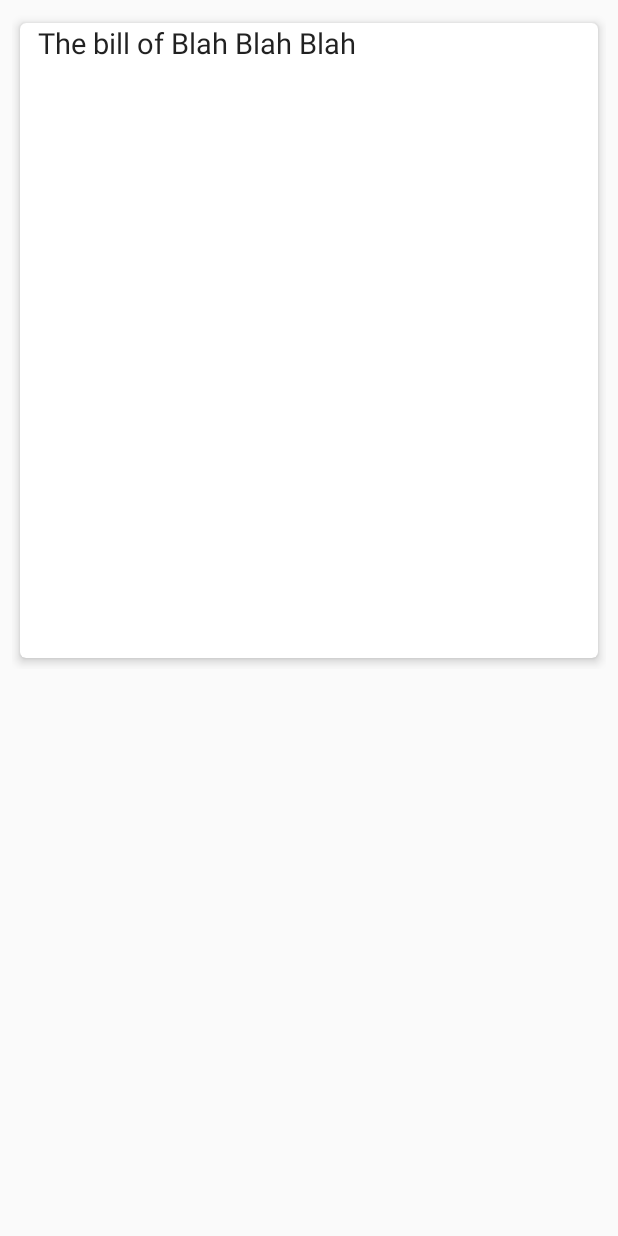
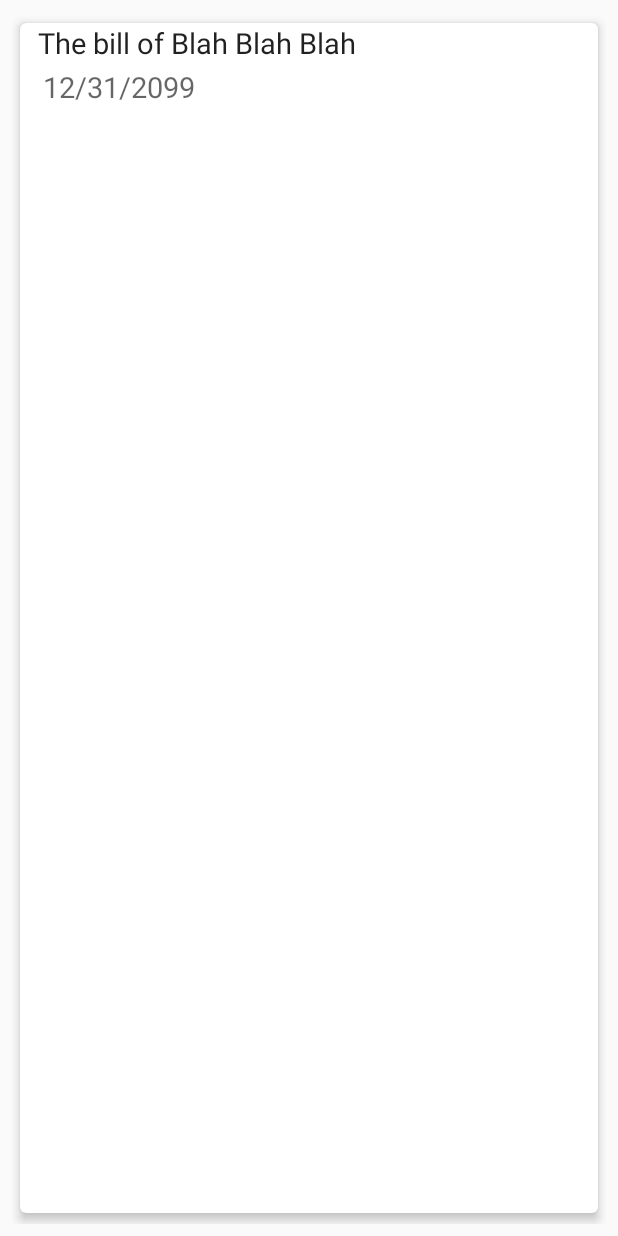
Before and after one commit to mazkatraz/PolitiTrak, an Android app: the layout bill_list_item.xml on its own in the app's theme, with its tools: preview values and no code run, on a phone screen of 412 x 824 dp. Run offline under Robolectric (Android 15) with nearby library versions, the phone set to English and light mode, and no system bars.

Commit message:
Added date to card views. Removed CircleView dependency.

```diff
--- a/app/build.gradle
+++ b/app/build.gradle
@@ -31,6 +31,5 @@ dependencies {
     compile 'com.github.mancj:MaterialSearchBar:0.7.5'
     compile 'com.squareup.picasso:picasso:2.5.2'
     compile 'com.android.support:design:25.4.0'
-    compile 'de.hdodenhof:circleimageview:2.2.0'
     testCompile 'junit:junit:4.12'
 }
--- a/app/src/main/java/com/myroom/wesna/polititrak/adapters/RecentBillAdapter.java
+++ b/app/src/main/java/com/myroom/wesna/polititrak/adapters/RecentBillAdapter.java
@@ -18,11 +18,8 @@ import com.squareup.picasso.Picasso;
 import org.json.JSONArray;
 import org.json.JSONException;
 import org.json.JSONObject;
-import org.w3c.dom.Text;
 
 import java.net.URL;
-
-import de.hdodenhof.circleimageview.CircleImageView;
 
 public class RecentBillAdapter extends RecyclerView.Adapter<RecentBillAdapter.BillItemViewHolder> implements AsyncResponse{
     private int numberOfItems = 0;
@@ -106,25 +103,17 @@ public class RecentBillAdapter extends RecyclerView.Adapter<RecentBillAdapter.Bi
     }
 
     class BillItemViewHolder extends RecyclerView.ViewHolder{
-//        ImageView memberCircleImageView;
         TextView billItemTitle;
         TextView billItemSponsor;
-//        TextView billItemIntroDate;
-//        CardView cardView;
+        TextView billItemIntroDate;
         ImageView profileImageVIew;
-//        TextView infoText;
 
         BillItemViewHolder(View itemView) {
             super(itemView);
-
-//            memberCircleImageView = (ImageView) itemView.findViewById(R.id.profile_image);
             billItemTitle = (TextView) itemView.findViewById(R.id.tv_bill_name);
             billItemSponsor = (TextView) itemView.findViewById(R.id.tv_bill_sponsor);
-//            billItemIntroDate = (TextView) itemView.findViewById(R.id.tv_bill_intro_date);
-
-//            cardView = (CardView) itemView.findViewById(R.id.card_view);
+            billItemIntroDate = (TextView) itemView.findViewById(R.id.tv_bill_intro_date);
             profileImageVIew = (ImageView) itemView.findViewById(R.id.profile_image);
-//            infoText = (TextView) itemView.findViewById(R.id.info_text);
         }
 
         void bind(JSONObject bill){
@@ -159,9 +148,7 @@ public class RecentBillAdapter extends RecyclerView.Adapter<RecentBillAdapter.Bi
 
             billItemTitle.setText(billTitle);
             billItemSponsor.setText(billSponsor);
-//            billItemIntroDate.setText(billIntroDate);
-
-//            infoText.setText(billTitle);
+            billItemIntroDate.setText(billIntroDate);
         }
     }
 }
--- a/app/src/main/res/layout/bill_list_item.xml
+++ b/app/src/main/res/layout/bill_list_item.xml
@@ -5,44 +5,6 @@
     android:layout_height="wrap_content"
     xmlns:app="http://schemas.android.com/apk/res-auto"
     android:padding="8dp">
-
-    <!--<de.hdodenhof.circleimageview.CircleImageView-->
-        <!--android:layout_width="wrap_content"-->
-        <!--android:layout_height="wrap_content"-->
-        <!--android:id="@+id/profile_image"-->
-        <!--app:layout_constraintLeft_toLeftOf="parent"-->
-        <!--app:layout_constraintTop_toTopOf="parent"-->
-        <!--android:paddingRight="20dp"/>-->
-
-    <!--<TextView-->
-        <!--android:layout_width="wrap_content"-->
-        <!--android:layout_height="wrap_content"-->
-        <!--android:id="@+id/tv_bill_name"-->
-        <!--style="@style/TextAppearance.AppCompat.Button"-->
-        <!--android:textSize="19sp"-->
-        <!--app:layout_constraintLeft_toRightOf="@id/profile_image"-->
-        <!--app:layout_constraintTop_toTopOf="parent"-->
-        <!--tools:text="The bill of Blah Blah Blah"/>-->
-
-    <!--<TextView-->
-        <!--android:layout_width="wrap_content"-->
-        <!--android:layout_height="wrap_content"-->
-        <!--android:id="@+id/tv_bill_sponsor"-->
-        <!--style="@style/TextAppearance.AppCompat.Light.SearchResult.Subtitle"-->
-        <!--android:textSize="19sp"-->
-        <!--app:layout_constraintLeft_toRightOf="@id/profile_image"-->
-        <!--app:layout_constraintTop_toBottomOf="@id/tv_bill_name"-->
-        <!--tools:text="Sen. WhatsIt Tooya"/>-->
-
-    <!--<TextView-->
-        <!--android:layout_width="wrap_content"-->
-        <!--android:layout_height="wrap_content"-->
-        <!--android:id="@+id/tv_bill_intro_date"-->
-        <!--style="@style/TextAppearance.AppCompat.Caption"-->
-        <!--android:textSize="19sp"-->
-        <!--app:layout_constraintTop_toBottomOf="@id/tv_bill_sponsor"-->
-        <!--app:layout_constraintLeft_toRightOf="@id/profile_image"-->
-        <!--tools:text="12/31/2099"/>-->
 
     <android.support.v7.widget.CardView
         xmlns:card_view="http://schemas.android.com/apk/res-auto"
@@ -58,6 +20,7 @@
             android:layout_width="match_parent"
             android:layout_height="match_parent">
 
+            <!--TODO: Make this a TextView with the drawableTop attribute-->
             <LinearLayout
                 android:orientation="vertical"
                 android:layout_width="wrap_content"
@@ -95,6 +58,19 @@
             style="@style/TextAppearance.AppCompat.Body1"
             tools:text="The bill of Blah Blah Blah"/>
 
+            <TextView
+            android:layout_width="wrap_content"
+            android:layout_height="wrap_content"
+            android:id="@+id/tv_bill_intro_date"
+            android:textSize="19sp"
+            android:layout_toRightOf="@id/pic_name_view"
+            android:layout_toEndOf="@id/pic_name_view"
+            android:layout_below="@id/tv_bill_name"
+            android:layout_alignParentBottom="true"
+            android:padding="3dp"
+            style="@style/TextAppearance.AppCompat.Caption"
+            tools:text="12/31/2099"/>
+
         </RelativeLayout>
     </android.support.v7.widget.CardView>
 
```
